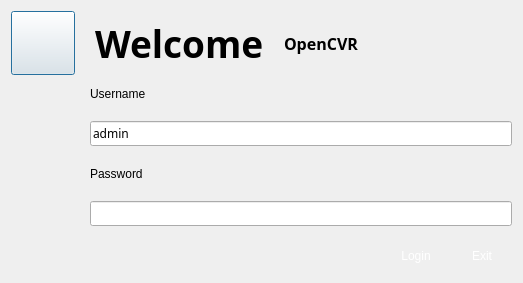
Qt form veapp/setting/vsclogin.ui (linkingvision/rapidvms) before a commit.
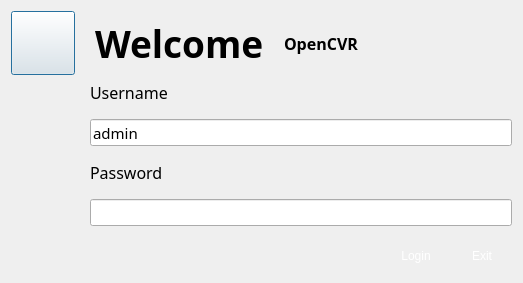
The same form after that commit. Icons and pictures are not drawn.

```diff
--- a/veapp/setting/vsclogin.ui
+++ b/veapp/setting/vsclogin.ui
@@ -163,6 +163,15 @@
        </property>
        <item>
         <widget class="QLabel" name="label">
+         <property name="font">
+          <font>
+           <family>微软雅黑</family>
+           <pointsize>12</pointsize>
+           <weight>50</weight>
+           <italic>false</italic>
+           <bold>false</bold>
+          </font>
+         </property>
          <property name="styleSheet">
           <string notr="true">font: 12pt &quot;Arial&quot;;</string>
          </property>
@@ -188,6 +197,7 @@
          <property name="font">
           <font>
            <family>微软雅黑</family>
+           <pointsize>11</pointsize>
           </font>
          </property>
          <property name="styleSheet">
@@ -203,6 +213,12 @@
        </item>
        <item>
         <widget class="QLabel" name="label_2">
+         <property name="font">
+          <font>
+           <family>微软雅黑</family>
+           <pointsize>12</pointsize>
+          </font>
+         </property>
          <property name="styleSheet">
           <string notr="true">font: 12pt &quot;Arial&quot;;</string>
          </property>
@@ -219,6 +235,12 @@
            <height>25</height>
           </size>
          </property>
+         <property name="font">
+          <font>
+           <family>微软雅黑</family>
+           <pointsize>11</pointsize>
+          </font>
+         </property>
          <property name="styleSheet">
           <string notr="true"/>
          </property>
```
Left out of the diff: 16 changed lines with no effect on the pictures.
